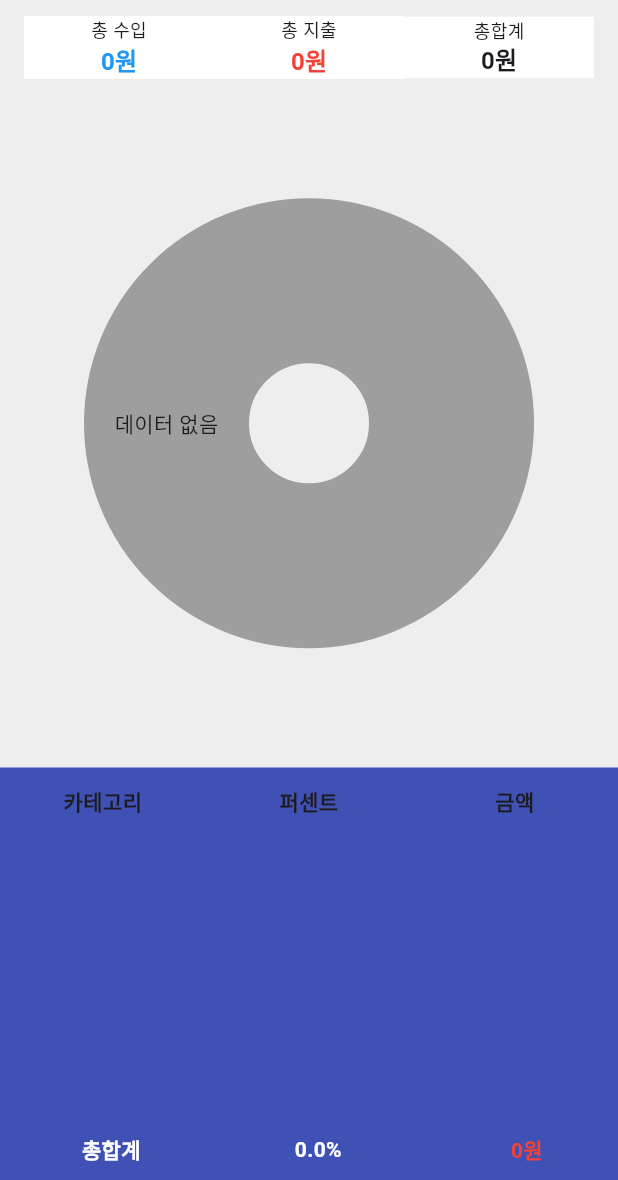
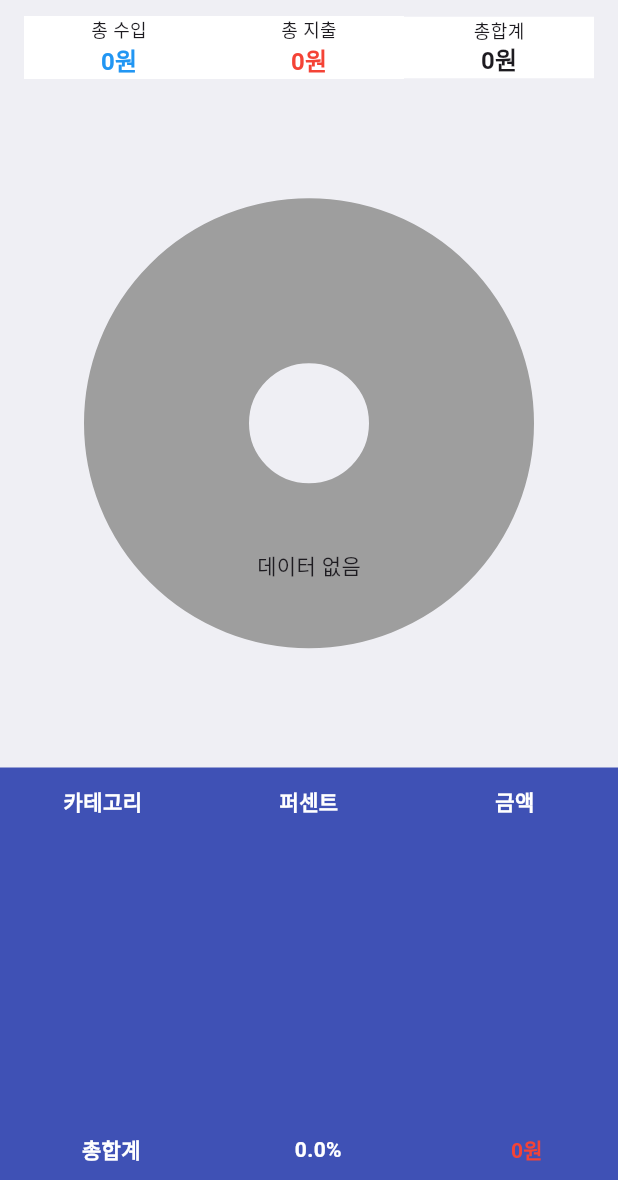
Before and after one commit to KIMjjjjjjjj/BudgetBook, a Flutter app: the ChartTodayPage screen opened by its route, on a phone screen of 412 x 824 dp, the part 56-1236 px from its top. Run offline on Flutter 3.47's test engine with Material 3 defaults, Android fonts, the phone set to English and light mode, and no system bars; drawn by our look-alikes of fl_chart; our stand-ins replace cloud_firestore, cloud_functions, firebase_auth, firebase_core, firebase_messaging, firebase_storage and 5 more; missing offline and left inert: firebase_app_check, mailer; accounts and stored records are empty.

Commit message:
Improve overall design consistency and styling

```diff
--- a/lib/HistoryPage.dart
+++ b/lib/HistoryPage.dart
@@ -217,6 +217,7 @@ class _HistoryPageState extends State<HistoryPage> {
       backgroundColor: Color(0xFFEFEFF4),
       appBar: AppBar(
         backgroundColor: Color(0xFFEFEFF4),
+        automaticallyImplyLeading: false,
         titleSpacing: 15,
         title: Row(
           children: [
--- a/lib/SettingPage.dart
+++ b/lib/SettingPage.dart
@@ -56,9 +56,10 @@ class _SettingPageState extends State<SettingPage> {
       appBar: AppBar(
         title: Text(
           '설정',
-          style: TextStyle(color: Colors.white, fontWeight: FontWeight.bold),
+          style: TextStyle(color: Colors.white),
         ),
         backgroundColor: Colors.indigoAccent,
+        automaticallyImplyLeading: false,
       ),
       body: Column(
         children: [
--- a/lib/budget_setting.dart
+++ b/lib/budget_setting.dart
@@ -128,9 +128,10 @@ class _BudgetSettingState extends State<BudgetSetting> {
       appBar: AppBar(
         title: Text(
           '이번달 예산',
-          style: TextStyle(color: Colors.white, fontWeight: FontWeight.bold),
+          style: TextStyle(color: Colors.white),
         ),
         backgroundColor: Colors.indigoAccent,
+        automaticallyImplyLeading: false,
       ),
       body: Padding(
         padding: const EdgeInsets.all(20),
--- a/lib/chartToday.dart
+++ b/lib/chartToday.dart
@@ -68,15 +68,15 @@ class ChartTodayState extends State<ChartTodayPage>{
 
 
   final List<Color> colorPalette = [
-    Colors.red,
-    Colors.cyanAccent,
-    Colors.green,
-    Colors.orange,
-    Colors.purple,
-    Colors.yellowAccent,
-    Colors.teal,
-    Colors.brown,
-    Colors.indigo,];
+    Colors.lightGreen.shade300,
+    Colors.pinkAccent.shade100,
+    Colors.amberAccent.shade200,
+    Colors.lightBlue.shade200,
+    Colors.deepOrangeAccent.shade100,
+    Colors.cyan.shade200,
+    Colors.purpleAccent.shade100,
+    Colors.tealAccent.shade200,
+    Colors.indigoAccent.shade100,];
 
   Map<String, Color> categoryColorMap = {}; // 카테고리별 색상 저장
 
@@ -187,7 +187,7 @@ class ChartTodayState extends State<ChartTodayPage>{
   Widget build(BuildContext context) {
     return Scaffold(
       resizeToAvoidBottomInset: false,
-      backgroundColor: Colors.grey[200],
+      backgroundColor: Color(0xFFEFEFF4),
       body: Column(
         children: [
           selectDateWidget(),
@@ -260,8 +260,9 @@ class ChartTodayState extends State<ChartTodayPage>{
               PieChartData(
                 sections: sections,
                 borderData: FlBorderData(show: false),
-                sectionsSpace: 0,
+                sectionsSpace: 2,
                 centerSpaceRadius: 40, // 중앙 공간 반지름
+                startDegreeOffset: 270,
               ),
             ),
           ),
@@ -280,7 +281,7 @@ class ChartTodayState extends State<ChartTodayPage>{
                         padding: const EdgeInsets.symmetric(vertical: 12.0), // 위아래 여백 추가
                         child: Text(
                           '카테고리',
-                          style: TextStyle(fontWeight: FontWeight.bold),
+                          style: TextStyle(fontWeight: FontWeight.bold, color: Colors.white),
                           textAlign: TextAlign.center,
                         ),
                       ),
@@ -290,7 +291,7 @@ class ChartTodayState extends State<ChartTodayPage>{
                         padding: const EdgeInsets.symmetric(vertical: 12.0), // 위아래 여백 추가
                         child: Text(
                           '퍼센트',
-                          style: TextStyle(fontWeight: FontWeight.bold),
+                          style: TextStyle(fontWeight: FontWeight.bold, color: Colors.white),
                           textAlign: TextAlign.center,
                         ),
                       ),
@@ -300,7 +301,7 @@ class ChartTodayState extends State<ChartTodayPage>{
                         padding: const EdgeInsets.symmetric(vertical: 12.0), // 위아래 여백 추가
                         child: Text(
                           '금액',
-                          style: TextStyle(fontWeight: FontWeight.bold),
+                          style: TextStyle(fontWeight: FontWeight.bold, color: Colors.white),
                           textAlign: TextAlign.center,
                         ),
                       ),
```
Also changed, not shown: lib/chartDay.dart (+14 -13 lines), lib/chartMonth.dart (+11 -10 lines), lib/chartWeek.dart (+14 -13 lines), lib/loginPage.dart (+26 -15 lines).
